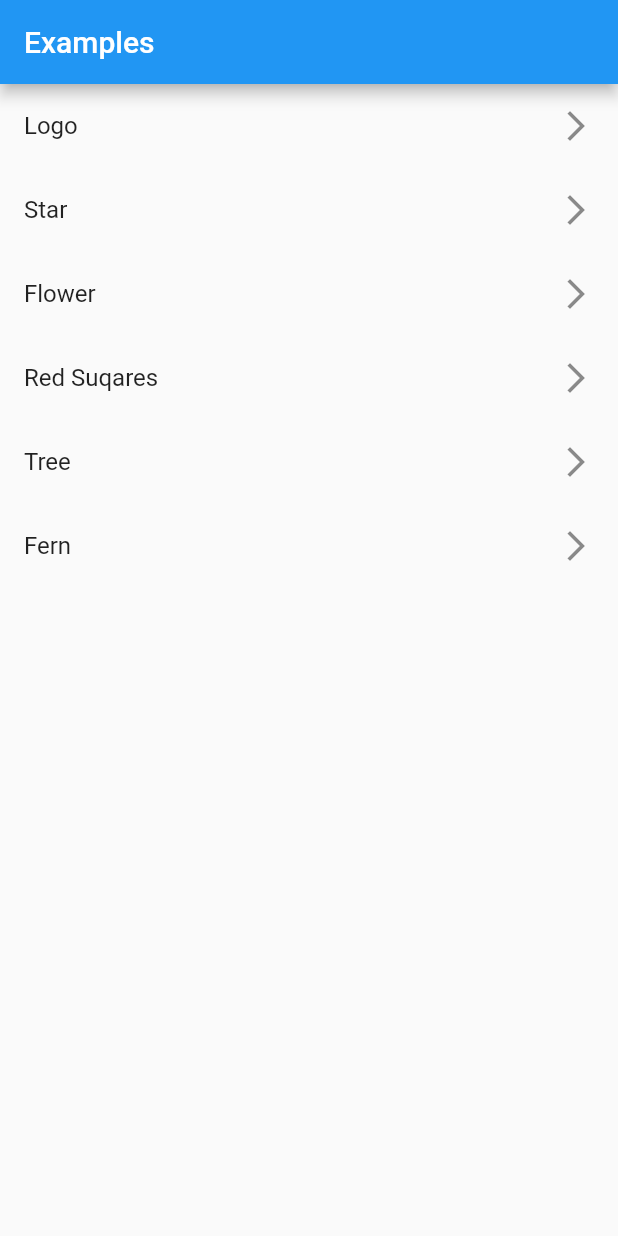
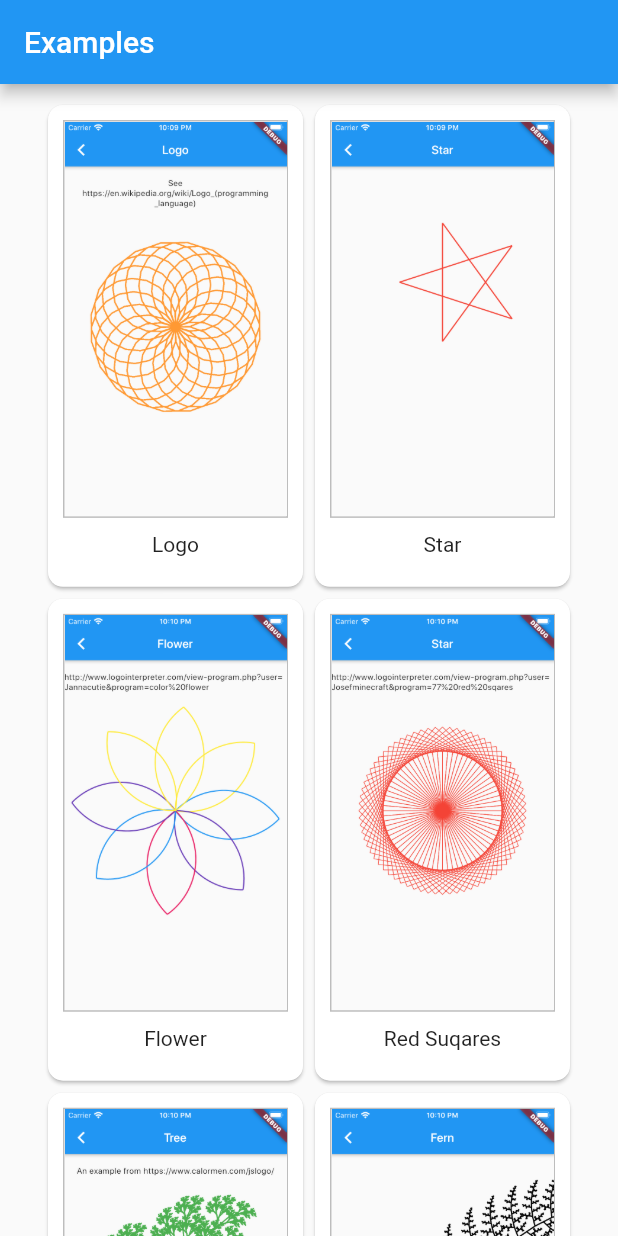
Before and after one commit to zonble/flutter_turtle, a Flutter app: the screen it shows after launch, on a phone screen of 412 x 824 dp. Run offline on Flutter 3.47's test engine with Material 2 defaults, Android fonts, the phone set to English and light mode, and no system bars.

Commit message:
Updates the example.

```diff
--- a/example/lib/main.dart
+++ b/example/lib/main.dart
@@ -34,15 +34,46 @@ class _MyHomePageState extends State<MyHomePage> {
   Widget build(BuildContext context) {
     return Scaffold(
       appBar: AppBar(title: Text(widget.title)),
-      body: ListView(
-        children: <Widget>[
-          MyTile(title: 'Logo', builder: (_) => LogoPage()),
-          MyTile(title: 'Star', builder: (_) => StarPage()),
-          MyTile(title: 'Flower', builder: (_) => FlowerPage()),
-          MyTile(title: 'Red Suqares', builder: (_) => RedSquarePage()),
-          MyTile(title: 'Tree', builder: (_) => TreePage()),
-          MyTile(title: 'Fern', builder: (_) => FernPage()),
-        ],
+      body: SingleChildScrollView(
+        child: SafeArea(
+          child: Padding(
+            padding: const EdgeInsets.only(top: 10.0, bottom: 10),
+            child: Center(
+              child: Wrap(
+                children: <Widget>[
+                  MyTile(
+                    title: 'Logo',
+                    image: 'images/1.png',
+                    builder: (_) => LogoPage(),
+                  ),
+                  MyTile(
+                    title: 'Star',
+                    image: 'images/2.png',
+                    builder: (_) => StarPage(),
+                  ),
+                  MyTile(
+                      title: 'Flower',
+                      image: 'images/3.png',
+                      builder: (_) => FlowerPage()),
+                  MyTile(
+                      title: 'Red Suqares',
+                      image: 'images/4.png',
+                      builder: (_) => RedSquarePage()),
+                  MyTile(
+                    title: 'Tree',
+                    image: 'images/5.png',
+                    builder: (_) => TreePage(),
+                  ),
+                  MyTile(
+                    title: 'Fern',
+                    image: 'images/6.png',
+                    builder: (_) => FernPage(),
+                  ),
+                ],
+              ),
+            ),
+          ),
+        ),
       ),
     );
   }
@@ -50,20 +81,39 @@ class _MyHomePageState extends State<MyHomePage> {
 
 class MyTile extends StatelessWidget {
   final String title;
+  final String image;
   final WidgetBuilder builder;
 
   const MyTile({
     Key key,
     this.title,
     this.builder,
+    this.image,
   }) : super(key: key);
 
   @override
-  Widget build(BuildContext context) => ListTile(
-        title: Text(title),
-        trailing: Icon(Icons.arrow_forward_ios),
-        onTap: () {
-          Navigator.of(context).push(MaterialPageRoute(builder: builder));
-        },
+  Widget build(BuildContext context) => Card(
+        shape: RoundedRectangleBorder(
+            borderRadius: BorderRadius.all(Radius.circular(10))),
+        child: InkWell(
+          onTap: () =>
+              Navigator.of(context).push(MaterialPageRoute(builder: builder)),
+          child: Padding(
+            padding: const EdgeInsets.all(10.0),
+            child: Column(
+              children: <Widget>[
+                Container(
+                    width: 150,
+                    decoration: BoxDecoration(
+                      border: Border.all(color: Colors.black26),
+                    ),
+                    child: Image.asset(this.image)),
+                SizedBox(height: 10),
+                Text(title),
+                SizedBox(height: 10),
+              ],
+            ),
+          ),
+        ),
       );
 }
```
Also changed, not shown: example/pubspec.yaml (+8 -7 lines), example/images/1.png (added), example/images/2.png (added), example/images/3.png (added), example/images/4.png (added), example/images/5.png (added), example/images/6.png (added).
